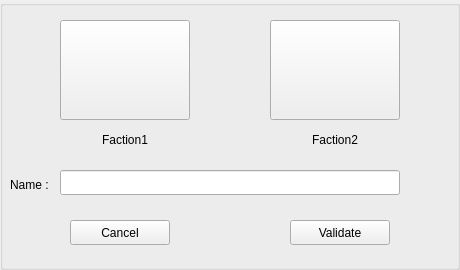
Qt form MMO/Res/createchar.ui (maresc-g/linumon) before a commit.
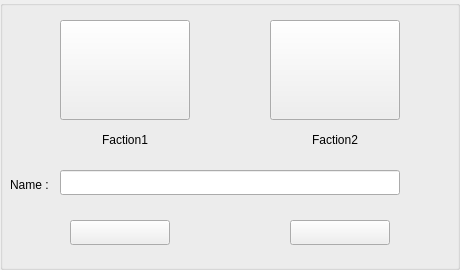
The same form after that commit.

Commit message: fix inventory limit and creatchar button

What changed in the file:
```diff
--- a/MMO/Res/createchar.ui
+++ b/MMO/Res/createchar.ui
@@ -60,7 +60,7 @@
      </rect>
     </property>
     <property name="text">
-     <string>Validate</string>
+     <string/>
     </property>
    </widget>
    <widget class="QLineEdit" name="le_name">
@@ -144,7 +144,7 @@
      </rect>
     </property>
     <property name="text">
-     <string>Cancel</string>
+     <string/>
     </property>
    </widget>
   </widget>
```
The commit also changes 1 other file.
